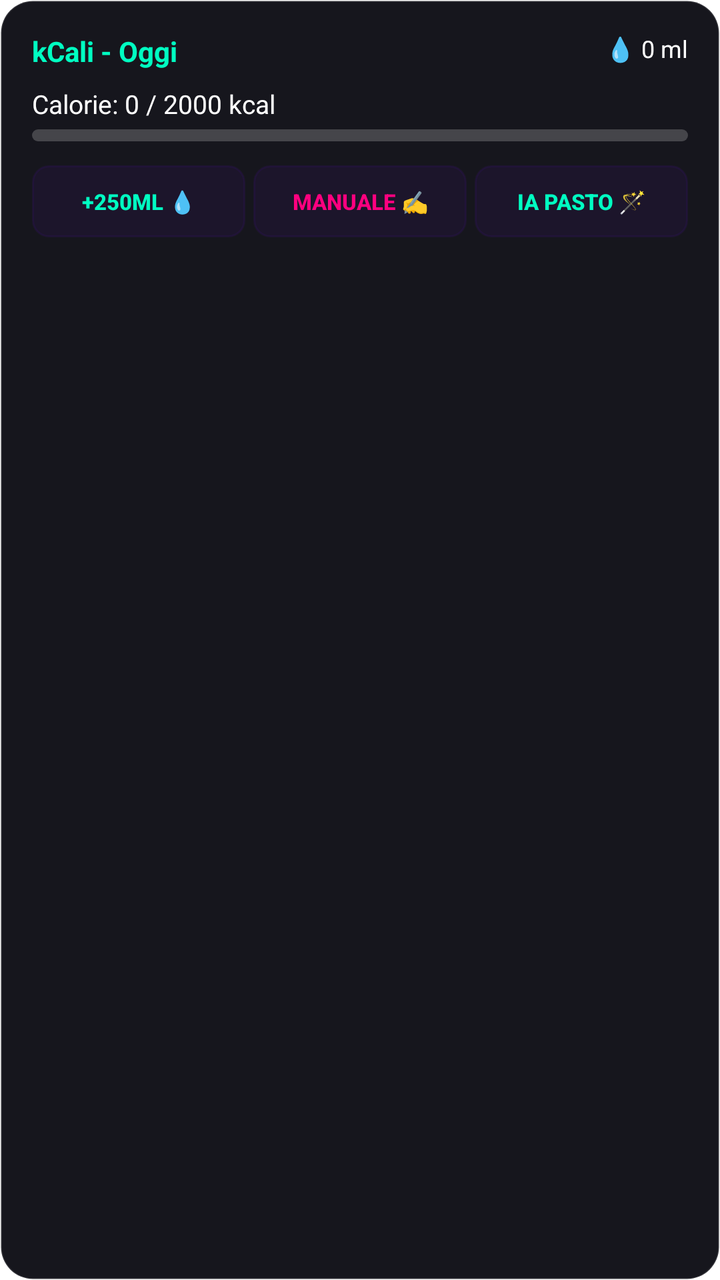
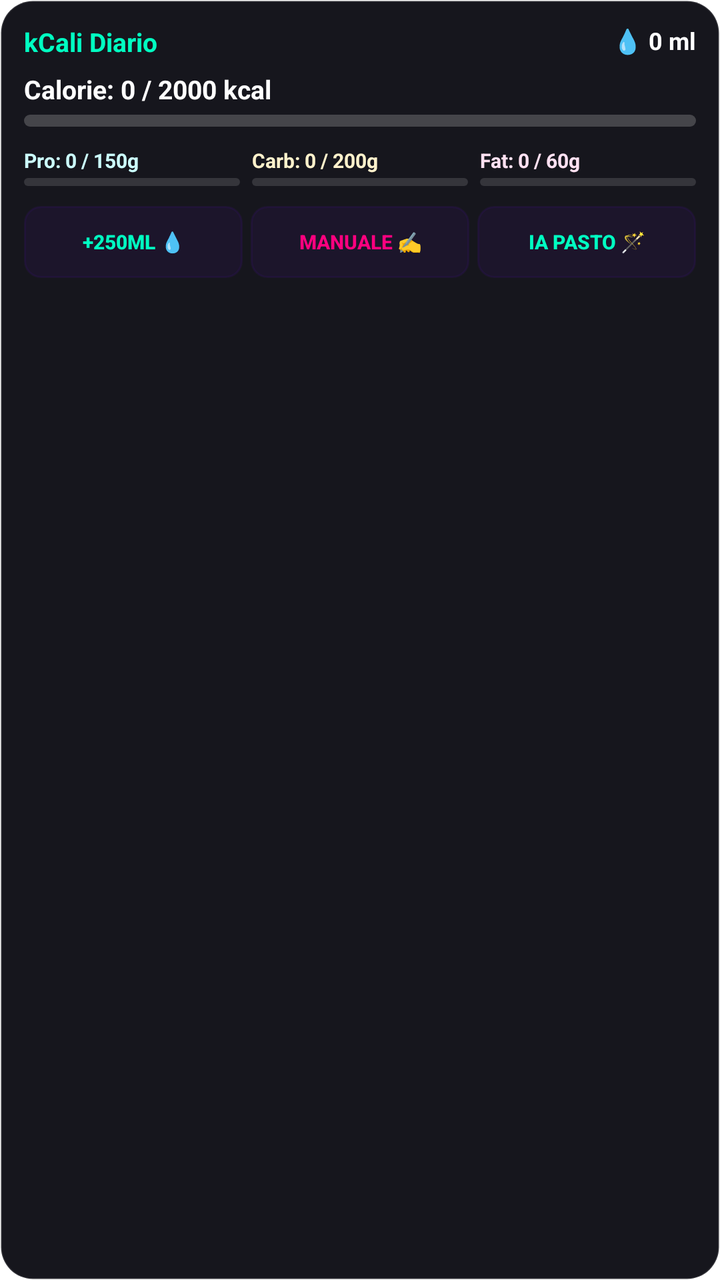

Screens rendered from an Android XML layout before and after an edit, with the pre-edit source and the edit as a unified diff.
<!-- AndroidManifest.xml: fallback theme Theme.MaterialComponents.DayNight.NoActionBar -->
<!-- res/layout/kcal_widget.xml -->
<?xml version="1.0" encoding="utf-8"?>
<LinearLayout xmlns:android="http://schemas.android.com/apk/res/android"
    android:layout_width="match_parent"
    android:layout_height="match_parent"
    android:background="@drawable/widget_background"
    android:orientation="vertical"
    android:padding="16dp">

    
    <RelativeLayout
        android:layout_width="match_parent"
        android:layout_height="wrap_content"
        android:layout_marginBottom="8dp">

        <TextView
            android:id="@+id/widget_title"
            android:layout_width="wrap_content"
            android:layout_height="wrap_content"
            android:text="kCali - Oggi"
            android:textColor="#FF00FFC2"
            android:textSize="14sp"
            android:textStyle="bold" />

        <TextView
            android:id="@+id/widget_water_text"
            android:layout_width="wrap_content"
            android:layout_height="wrap_content"
            android:layout_alignParentEnd="true"
            android:text="💧 0 ml"
            android:textColor="#FFFFFFFF"
            android:textSize="12sp" />
    </RelativeLayout>

    
    <TextView
        android:id="@+id/widget_calories_text"
        android:layout_width="match_parent"
        android:layout_height="wrap_content"
        android:layout_marginBottom="4dp"
        android:text="Calorie: 0 / 2000 kcal"
        android:textColor="#FFFFFFFF"
        android:textSize="13sp" />

    
    <ProgressBar
        android:id="@+id/widget_progress_bar"
        style="?android:attr/progressBarStyleHorizontal"
        android:layout_width="match_parent"
        android:layout_height="6dp"
        android:layout_marginBottom="12dp"
        android:max="100"
        android:progress="0"
        android:progressDrawable="@drawable/widget_progress" />

    
    <LinearLayout
        android:layout_width="match_parent"
        android:layout_height="wrap_content"
        android:orientation="horizontal">

        <Button
            android:id="@+id/btn_add_water"
            style="?android:attr/borderlessButtonStyle"
            android:layout_width="0dp"
            android:layout_height="36dp"
            android:layout_weight="1"
            android:background="@drawable/widget_btn_bg"
            android:text="+250ml 💧"
            android:textColor="#FF00FFC2"
            android:textSize="11sp"
            android:textStyle="bold"
            android:layout_marginEnd="4dp" />

        <Button
            android:id="@+id/btn_add_manual"
            style="?android:attr/borderlessButtonStyle"
            android:layout_width="0dp"
            android:layout_height="36dp"
            android:layout_weight="1"
            android:background="@drawable/widget_btn_bg"
            android:text="Manuale ✍️"
            android:textColor="#FFFF007F"
            android:textSize="11sp"
            android:textStyle="bold"
            android:layout_marginEnd="4dp" />

        <Button
            android:id="@+id/btn_add_ia"
            style="?android:attr/borderlessButtonStyle"
            android:layout_width="0dp"
            android:layout_height="36dp"
            android:layout_weight="1"
            android:background="@drawable/widget_btn_bg"
            android:text="IA Pasto 🪄"
            android:textColor="#FF00FFC2"
            android:textSize="11sp"
            android:textStyle="bold" />
    </LinearLayout>
</LinearLayout>
<!-- resources referenced by this layout -->
<resources>
  <!-- drawable widget_background (drawable) -->
  <?xml version="1.0" encoding="utf-8"?>
  <shape xmlns:android="http://schemas.android.com/apk/res/android">
      <solid android:color="#FF16161D" />
      <corners android:radius="16dp" />
      <stroke android:width="1dp" android:color="#22FFFFFF" />
  </shape>
  <!-- drawable widget_btn_bg (drawable) -->
  <?xml version="1.0" encoding="utf-8"?>
  <shape xmlns:android="http://schemas.android.com/apk/res/android">
      <solid android:color="#11FFFFFF" />
      <corners android:radius="8dp" />
      <stroke android:width="1dp" android:color="#15FFFFFF" />
  </shape>
  <!-- drawable widget_progress (drawable) -->
  <?xml version="1.0" encoding="utf-8"?>
  <layer-list xmlns:android="http://schemas.android.com/apk/res/android">
      <item android:id="@android:id/background">
          <shape>
              <corners android:radius="4dp" />
              <solid android:color="#33FFFFFF" />
          </shape>
      </item>
      <item android:id="@android:id/progress">
          <clip>
              <shape>
                  <corners android:radius="4dp" />
                  <solid android:color="#FF00FFC2" />
              </shape>
          </clip>
      </item>
  </layer-list>
</resources>

<!-- the commit's change to res/layout/kcal_widget.xml (unified diff, before → after) -->
@@ -4,21 +4,21 @@
     android:layout_height="match_parent"
     android:background="@drawable/widget_background"
     android:orientation="vertical"
-    android:padding="16dp">
+    android:padding="12dp">
 
     
     <RelativeLayout
         android:layout_width="match_parent"
         android:layout_height="wrap_content"
-        android:layout_marginBottom="8dp">
+        android:layout_marginBottom="6dp">
 
         <TextView
             android:id="@+id/widget_title"
             android:layout_width="wrap_content"
             android:layout_height="wrap_content"
-            android:text="kCali - Oggi"
+            android:text="kCali Diario"
             android:textColor="#FF00FFC2"
-            android:textSize="14sp"
+            android:textSize="13sp"
             android:textStyle="bold" />
 
         <TextView
@@ -28,7 +28,8 @@
             android:layout_alignParentEnd="true"
             android:text="💧 0 ml"
             android:textColor="#FFFFFFFF"
-            android:textSize="12sp" />
+            android:textSize="12sp"
+            android:textStyle="bold" />
     </RelativeLayout>
 
     
@@ -39,7 +40,8 @@
         android:layout_marginBottom="4dp"
         android:text="Calorie: 0 / 2000 kcal"
         android:textColor="#FFFFFFFF"
-        android:textSize="13sp" />
+        android:textSize="13sp"
+        android:textStyle="bold" />
 
     
     <ProgressBar
@@ -47,10 +49,107 @@
         style="?android:attr/progressBarStyleHorizontal"
         android:layout_width="match_parent"
         android:layout_height="6dp"
-        android:layout_marginBottom="12dp"
+        android:layout_marginBottom="10dp"
         android:max="100"
         android:progress="0"
         android:progressDrawable="@drawable/widget_progress" />
+
+    
+    <LinearLayout
+        android:layout_width="match_parent"
+        android:layout_height="wrap_content"
+        android:orientation="horizontal"
+        android:layout_marginBottom="10dp">
+
+        
+        <LinearLayout
+            android:layout_width="0dp"
+            android:layout_height="wrap_content"
+            android:layout_weight="1"
+            android:orientation="vertical"
+            android:layout_marginEnd="6dp">
+
+            <TextView
+                android:id="@+id/widget_proteins_text"
+                android:layout_width="match_parent"
+                android:layout_height="wrap_content"
+                android:text="Pro: 0 / 150g"
+                android:textColor="#FFCCFFFF"
+                android:textSize="10sp"
+                android:textStyle="bold"
+                android:ellipsize="end"
+                android:singleLine="true" />
+
+            <ProgressBar
+                android:id="@+id/widget_proteins_progress"
+                style="?android:attr/progressBarStyleHorizontal"
+                android:layout_width="match_parent"
+                android:layout_height="4dp"
+                android:layout_marginTop="2dp"
+                android:max="100"
+                android:progress="0"
+                android:progressDrawable="@drawable/widget_progress_proteins" />
+        </LinearLayout>
+
+        
+        <LinearLayout
+            android:layout_width="0dp"
+            android:layout_height="wrap_content"
+            android:layout_weight="1"
+            android:orientation="vertical"
+            android:layout_marginEnd="6dp">
+
+            <TextView
+                android:id="@+id/widget_carbs_text"
+                android:layout_width="match_parent"
+                android:layout_height="wrap_content"
+                android:text="Carb: 0 / 200g"
+                android:textColor="#FFFFF2CC"
+                android:textSize="10sp"
+                android:textStyle="bold"
+                android:ellipsize="end"
+                android:singleLine="true" />
+
+            <ProgressBar
+                android:id="@+id/widget_carbs_progress"
+                style="?android:attr/progressBarStyleHorizontal"
+                android:layout_width="match_parent"
+                android:layout_height="4dp"
+                android:layout_marginTop="2dp"
+                android:max="100"
+                android:progress="0"
+                android:progressDrawable="@drawable/widget_progress_carbs" />
+        </LinearLayout>
+
+        
+        <LinearLayout
+            android:layout_width="0dp"
+            android:layout_height="wrap_content"
+            android:layout_weight="1"
+            android:orientation="vertical">
+
+            <TextView
+                android:id="@+id/widget_fats_text"
+                android:layout_width="match_parent"
+                android:layout_height="wrap_content"
+                android:text="Fat: 0 / 60g"
+                android:textColor="#FFFFE1F2"
+                android:textSize="10sp"
+                android:textStyle="bold"
+                android:ellipsize="end"
+                android:singleLine="true" />
+
+            <ProgressBar
+                android:id="@+id/widget_fats_progress"
+                style="?android:attr/progressBarStyleHorizontal"
+                android:layout_width="match_parent"
+                android:layout_height="4dp"
+                android:layout_marginTop="2dp"
+                android:max="100"
+                android:progress="0"
+                android:progressDrawable="@drawable/widget_progress_fats" />
+        </LinearLayout>
+    </LinearLayout>
 
     
     <LinearLayout
@@ -67,7 +166,7 @@
             android:background="@drawable/widget_btn_bg"
             android:text="+250ml 💧"
             android:textColor="#FF00FFC2"
-            android:textSize="11sp"
+            android:textSize="10sp"
             android:textStyle="bold"
             android:layout_marginEnd="4dp" />
 
@@ -80,7 +179,7 @@
             android:background="@drawable/widget_btn_bg"
             android:text="Manuale ✍️"
             android:textColor="#FFFF007F"
-            android:textSize="11sp"
+            android:textSize="10sp"
             android:textStyle="bold"
             android:layout_marginEnd="4dp" />
 
@@ -93,7 +192,7 @@
             android:background="@drawable/widget_btn_bg"
             android:text="IA Pasto 🪄"
             android:textColor="#FF00FFC2"
-            android:textSize="11sp"
+            android:textSize="10sp"
             android:textStyle="bold" />
     </LinearLayout>
 </LinearLayout>
<!-- resource entries referenced after the edit -->
@@ -32,5 +32,59 @@
           </clip>
       </item>
   </layer-list>
+  <!-- drawable widget_progress_carbs (drawable) -->
+  <?xml version="1.0" encoding="utf-8"?>
+  <layer-list xmlns:android="http://schemas.android.com/apk/res/android">
+      <item android:id="@android:id/background">
+          <shape>
+              <corners android:radius="3dp" />
+              <solid android:color="#22FFFFFF" />
+          </shape>
+      </item>
+      <item android:id="@android:id/progress">
+          <clip>
+              <shape>
+                  <corners android:radius="3dp" />
+                  <solid android:color="#FFFFD600" />
+              </shape>
+          </clip>
+      </item>
+  </layer-list>
+  <!-- drawable widget_progress_fats (drawable) -->
+  <?xml version="1.0" encoding="utf-8"?>
+  <layer-list xmlns:android="http://schemas.android.com/apk/res/android">
+      <item android:id="@android:id/background">
+          <shape>
+              <corners android:radius="3dp" />
+              <solid android:color="#22FFFFFF" />
+          </shape>
+      </item>
+      <item android:id="@android:id/progress">
+          <clip>
+              <shape>
+                  <corners android:radius="3dp" />
+                  <solid android:color="#FFFF007F" />
+              </shape>
+          </clip>
+      </item>
+  </layer-list>
+  <!-- drawable widget_progress_proteins (drawable) -->
+  <?xml version="1.0" encoding="utf-8"?>
+  <layer-list xmlns:android="http://schemas.android.com/apk/res/android">
+      <item android:id="@android:id/background">
+          <shape>
+              <corners android:radius="3dp" />
+              <solid android:color="#22FFFFFF" />
+          </shape>
+      </item>
+      <item android:id="@android:id/progress">
+          <clip>
+              <shape>
+                  <corners android:radius="3dp" />
+                  <solid android:color="#FF00FFC2" />
+              </shape>
+          </clip>
+      </item>
+  </layer-list>
 </resources>
 
